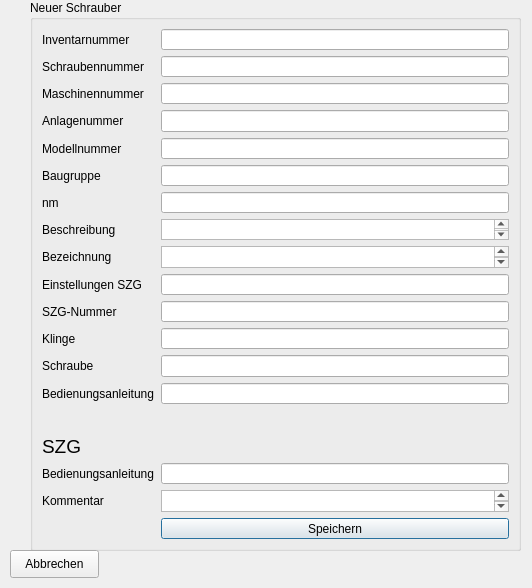
This is schrauberhinzufuegen.ui in a6min/tool-management-system as Qt 5 draws it before an edit. The edited form follows.
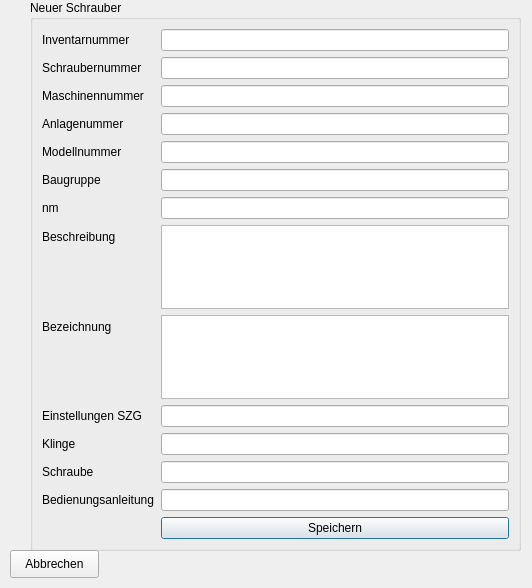
This is the edited form.

What changed in the file:
```diff
--- a/schrauberhinzufuegen.ui
+++ b/schrauberhinzufuegen.ui
@@ -39,7 +39,7 @@
     <item row="1" column="0">
      <widget class="QLabel" name="label_SchraubenNr">
       <property name="text">
-       <string>Schraubennummer</string>
+       <string>Schraubernummer</string>
       </property>
      </widget>
     </item>
@@ -126,98 +126,43 @@
     <item row="9" column="1">
      <widget class="QLineEdit" name="einstellSZG"/>
     </item>
-    <item row="12" column="0">
+    <item row="11" column="0">
      <widget class="QLabel" name="label_Klinge">
       <property name="text">
        <string>Klinge</string>
       </property>
      </widget>
     </item>
-    <item row="12" column="1">
+    <item row="11" column="1">
      <widget class="QLineEdit" name="klinge"/>
     </item>
-    <item row="13" column="0">
+    <item row="12" column="0">
      <widget class="QLabel" name="label_Schraube">
       <property name="text">
        <string>Schraube</string>
       </property>
      </widget>
     </item>
-    <item row="13" column="1">
+    <item row="12" column="1">
      <widget class="QLineEdit" name="schraube"/>
     </item>
-    <item row="15" column="0">
+    <item row="14" column="0">
      <widget class="QLabel" name="label_Bedienung">
       <property name="text">
        <string>Bedienungsanleitung</string>
       </property>
      </widget>
     </item>
-    <item row="15" column="1">
+    <item row="14" column="1">
      <widget class="QLineEdit" name="bedienung"/>
     </item>
-    <item row="10" column="0">
-     <widget class="QLabel" name="label_SZGNR">
-      <property name="text">
-       <string>SZG-Nummer</string>
-      </property>
-     </widget>
-    </item>
-    <item row="10" column="1">
-     <widget class="QLineEdit" name="SZGNr"/>
-    </item>
-    <item row="18" column="1">
-     <widget class="QLineEdit" name="bedienung_SZG"/>
-    </item>
-    <item row="21" column="1">
+    <item row="16" column="1">
      <widget class="QPushButton" name="speichern">
       <property name="text">
        <string>Speichern</string>
       </property>
      </widget>
     </item>
-    <item row="18" column="0">
-     <widget class="QLabel" name="label_Bedienung_SZG">
-      <property name="text">
-       <string>Bedienungsanleitung</string>
-      </property>
-     </widget>
-    </item>
-    <item row="16" column="0">
-     <spacer name="horizontalSpacer">
-      <property name="orientation">
-       <enum>Qt::Horizontal</enum>
-      </property>
-      <property name="sizeHint" stdset="0">
-       <size>
-        <width>40</width>
-        <height>20</height>
-       </size>
-      </property>
-     </spacer>
-    </item>
-    <item row="17" column="0">
-     <widget class="QLabel" name="label_SZG">
-      <property name="font">
-       <font>
-        <pointsize>14</pointsize>
-       </font>
-      </property>
-      <property name="text">
-       <string>SZG</string>
-      </property>
-     </widget>
-    </item>
-    <item row="19" column="0">
-     <widget class="QLabel" name="label_KommentarSZG">
-      <property name="text">
-       <string>Kommentar</string>
-      </property>
-     </widget>
-    </item>
-    <item row="19" column="1">
-     <widget class="QTextEdit" name="kommentarSZG"/>
-    </item>
    </layout>
   </widget>
   <widget class="QPushButton" name="abbrechen">
```
Left out of the diff: 2 changed lines with no effect on the pictures.
